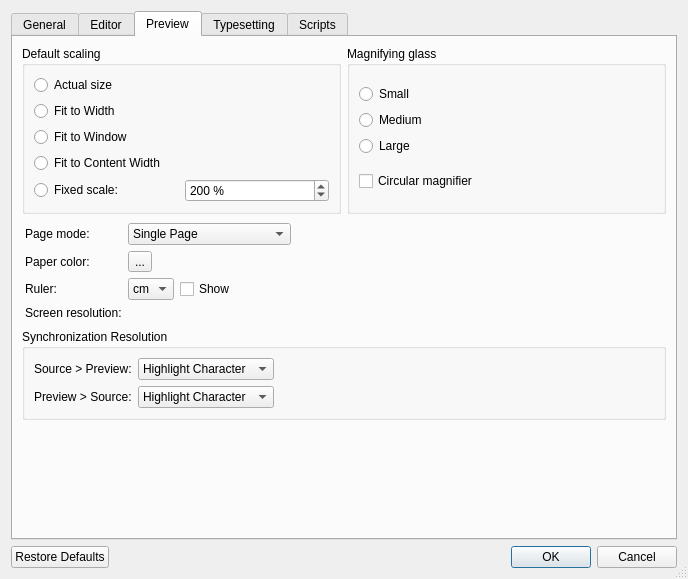
TeXworks/texworks, file src/PrefsDialog.ui: the form before one commit.
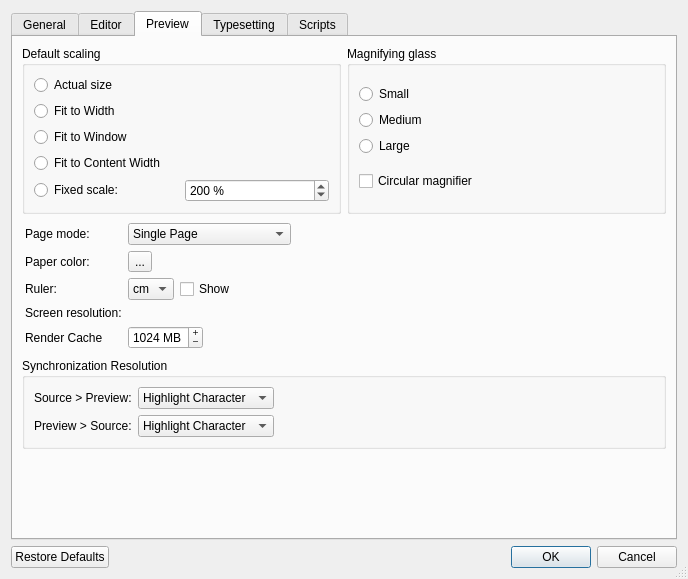
The form after the commit. The open tabs and pages were chosen to show the change. Icons and pictures are not drawn. Custom widgets are drawn as their Qt base class.

Commit message: Make PDF render cache size configurable (#973)

```diff
--- a/src/PrefsDialog.ui
+++ b/src/PrefsDialog.ui
@@ -835,6 +835,38 @@
          <item row="3" column="1">
           <widget class="Tw::UI::ScreenCalibrationWidget" name="resolution" native="true"/>
          </item>
+         <item row="4" column="0">
+          <widget class="QLabel" name="label_20">
+           <property name="text">
+            <string>Render Cache</string>
+           </property>
+          </widget>
+         </item>
+         <item row="4" column="1">
+          <widget class="QSpinBox" name="pdfPageCacheSizeMiB">
+           <property name="buttonSymbols">
+            <enum>QAbstractSpinBox::PlusMinus</enum>
+           </property>
+           <property name="correctionMode">
+            <enum>QAbstractSpinBox::CorrectToNearestValue</enum>
+           </property>
+           <property name="suffix">
+            <string> MB</string>
+           </property>
+           <property name="minimum">
+            <number>64</number>
+           </property>
+           <property name="maximum">
+            <number>2000</number>
+           </property>
+           <property name="singleStep">
+            <number>16</number>
+           </property>
+           <property name="value">
+            <number>1024</number>
+           </property>
+          </widget>
+         </item>
         </layout>
        </item>
        <item row="3" column="0">
```
Left out of the diff: 1 changed line with no effect on the pictures. The commit also changes 3 other files.
